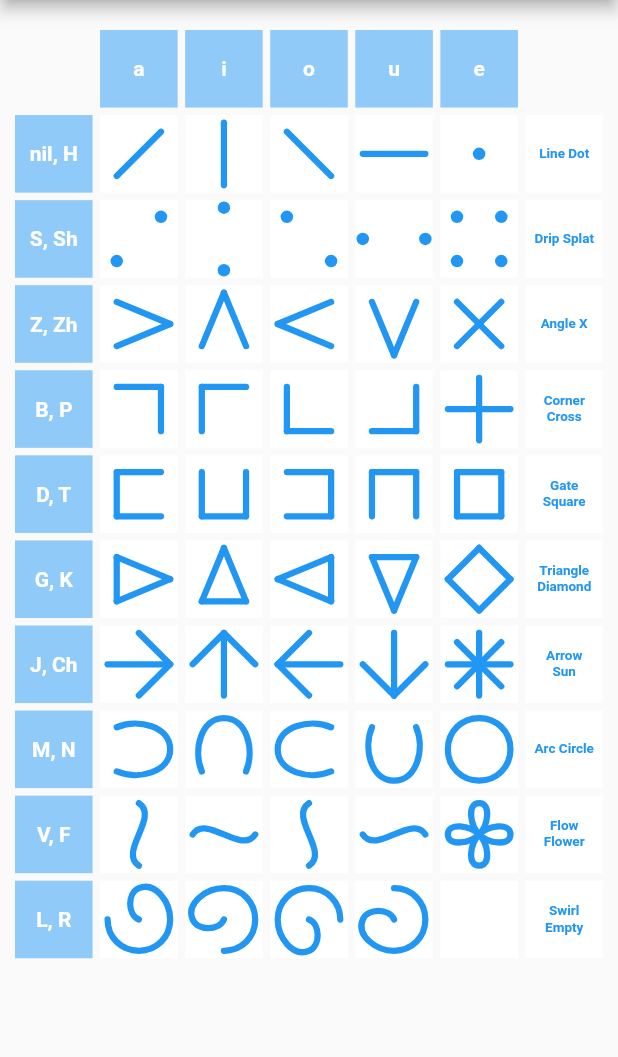
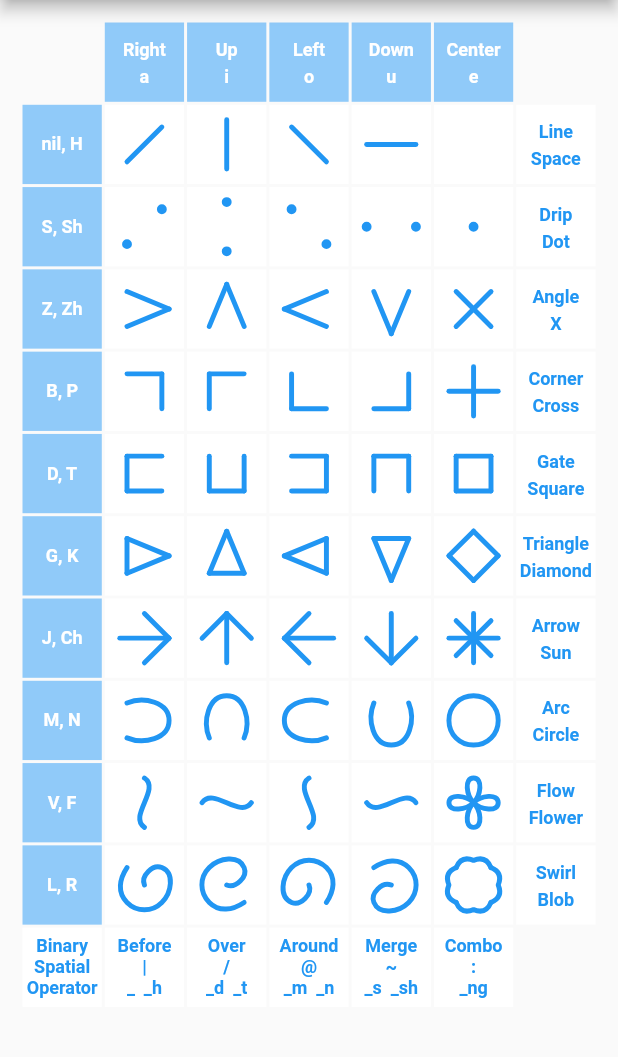
Before and after one commit to bguan/grafon, a Flutter app: the screen it shows after launch, on a phone screen of 412 x 824 dp, the part 84-1141 px from its top. Run offline on Flutter 3.47's test engine with Material 2 defaults, Android fonts, the phone set to English and light mode, and no system bars; our stand-ins replace tuple.

Commit message:
simplified code

```diff
--- a/lib/atom_infra.dart
+++ b/lib/atom_infra.dart
@@ -61,7 +61,7 @@ extension AnchorExtension on Anchor {
 }
 
 /// A Gra Atom has 5 orientations: Facing Right, Up, Left, Down or Center
-enum Face { RIGHT, UP, LEFT, DOWN, CENTER }
+enum Face { Right, Up, Left, Down, Center }
 
 /// Map a Face to a Vowel
 extension FaceExtension on Face {
@@ -69,13 +69,13 @@ extension FaceExtension on Face {
 
   Vowel get vowel {
     switch (this) {
-      case Face.RIGHT:
+      case Face.Right:
         return Vowel.A;
-      case Face.UP:
+      case Face.Up:
         return Vowel.I;
-      case Face.LEFT:
+      case Face.Left:
         return Vowel.O;
-      case Face.DOWN:
+      case Face.Down:
         return Vowel.U;
       default:
         return Vowel.E;
@@ -90,15 +90,15 @@ extension VowelExtension on Vowel {
   Face get face {
     switch (this) {
       case Vowel.A:
-        return Face.RIGHT;
+        return Face.Right;
       case Vowel.I:
-        return Face.UP;
+        return Face.Up;
       case Vowel.O:
-        return Face.LEFT;
+        return Face.Left;
       case Vowel.U:
-        return Face.DOWN;
+        return Face.Down;
       default:
-        return Face.CENTER;
+        return Face.Center;
     }
   }
 }
@@ -181,7 +181,7 @@ abstract class Gra {
 
 /// MonoGra looks the same when rotated 90' i.e. only 1 variation hence Mono
 class MonoGra extends Gra {
-  final face = Face.CENTER;
+  final face = Face.Center;
 
   const MonoGra(List<PolyPath> paths, ConsPair cons) : super(paths, cons);
 }
@@ -312,10 +312,10 @@ abstract class QuadGras {
   QuadGras(this.consPair,
       {List<PolyPath> r, List<PolyPath> u, List<PolyPath> l, List<PolyPath> d})
       : face2gra = Map.unmodifiable({
-          Face.RIGHT: QuadGra(r, Face.RIGHT, consPair),
-          Face.UP: QuadGra(u, Face.UP, consPair),
-          Face.LEFT: QuadGra(l, Face.LEFT, consPair),
-          Face.DOWN: QuadGra(d, Face.DOWN, consPair)
+          Face.Right: QuadGra(r, Face.Right, consPair),
+          Face.Up: QuadGra(u, Face.Up, consPair),
+          Face.Left: QuadGra(l, Face.Left, consPair),
+          Face.Down: QuadGra(d, Face.Down, consPair)
         });
 
   Gra operator [](Face f) => face2gra[f];
@@ -379,15 +379,15 @@ class FlipQuads extends QuadGras {
 
 /// In DoubleFlipRow:
 /// Right paths are flipped horizontally and vertically to make Left Path;
-/// Up paths are obtained by rotating Right paths by 90' and flipped vertically;
+/// Up paths are obtained by rotating Right paths by 90';
 /// Down paths are obtained by vertically and horizontally flipping Up paths.
 class DoubleFlipQuads extends QuadGras {
   DoubleFlipQuads(List<PolyPath> r, ConsPair cons)
       : super(cons, r: r, u: r2u(r), l: r2l(r), d: r2d(r));
 
-  static List<PolyPath> r2u(List<PolyPath> r) => turn(r);
+  static List<PolyPath> r2u(List<PolyPath> r) => hFlip(turn(r));
 
   static List<PolyPath> r2l(List<PolyPath> r) => vFlip(hFlip(r));
 
-  static List<PolyPath> r2d(List<PolyPath> r) => vFlip(r2u(r));
+  static List<PolyPath> r2d(List<PolyPath> r) => hFlip(vFlip(r2u(r)));
 }
--- a/lib/main.dart
+++ b/lib/main.dart
@@ -5,6 +5,7 @@ import 'package:grafon/atom_infra.dart';
 import 'package:grafon/graview.dart';
 
 import 'atom_table.dart';
+import 'operators.dart';
 import 'phonetics.dart';
 
 void main() {
@@ -35,43 +36,49 @@ class GrafonHome extends StatelessWidget {
     final scheme = Theme.of(ctx).colorScheme;
     final width = MediaQuery.of(ctx).size.width;
     final height = MediaQuery.of(ctx).size.height;
-    const vpad = 20.0;
-    const hpad = 10.0;
-    const space = 5.0;
-    const inset = 5.0;
+    const vpad = 15.0;
+    const hpad = 15.0;
+    const space = 2.0;
+    const inset = 10.0;
     final dim = min((width - 2 * hpad) / (GraTable.numCols + 2),
         0.8 * (height - 2 * vpad) / (GraTable.numRows + 1));
     final gridSize = Size(dim - 2 * inset - space, dim - 2 * inset - space);
 
-    final allGras = [
-      for (var chdr in [
+    final graTable = [
+      for (var header in [
         '',
-        ...Vowel.values.map((Vowel v) => v.shortName.toLowerCase()),
+        ...Vowel.values
+            .map((v) => '${v.face.shortName}\n${v.shortName.toLowerCase()}'),
         ''
       ])
-        chdr.length <= 0
+        header.length <= 0
             ? SizedBox()
             : Container(
-                padding: const EdgeInsets.all(inset),
                 child: Center(
                   child: Text(
-                    '$chdr',
+                    '$header',
+                    textAlign: TextAlign.center,
                     style: TextStyle(
                       fontWeight: FontWeight.bold,
+                      height: 1.5,
                       color: Colors.white,
+                      fontSize: 12,
                     ),
                   ),
                 ),
-                color: chdr.length <= 0 ? scheme.surface : scheme.background,
+                color: header.length <= 0 ? scheme.surface : scheme.background,
               ),
       for (var m in Mono.values) ...[
         Container(
-          padding: const EdgeInsets.all(inset),
           child: Center(
             child: Text(
-              '${m.gra.consPair.base.shortString}, ${m.gra.consPair.head.shortString}',
-              style:
-                  TextStyle(fontWeight: FontWeight.bold, color: Colors.white),
+              '${m.gra.consPair.base.shortName}, ${m.gra.consPair.head.shortName}',
+              textAlign: TextAlign.center,
+              style: TextStyle(
+                fontWeight: FontWeight.bold,
+                color: Colors.white,
+                fontSize: 12,
+              ),
             ),
           ),
           color: scheme.background,
@@ -83,20 +90,44 @@ class GrafonHome extends StatelessWidget {
             color: scheme.surface,
           ),
         Container(
-          padding: const EdgeInsets.all(inset),
           child: Center(
             child: Text(
-              '${m.quadPeer.shortName} ${m.shortName}',
+              '${m.quadPeer.shortName}\n${m.shortName}',
               textAlign: TextAlign.center,
               style: TextStyle(
-                  fontWeight: FontWeight.bold,
-                  color: scheme.primary,
-                  fontSize: 9),
+                fontWeight: FontWeight.bold,
+                height: 1.5,
+                color: scheme.primary,
+                fontSize: 12,
+              ),
             ),
           ),
           color: scheme.surface,
         ),
       ],
+      for (var footer in [
+        'Binary Spatial Operator',
+        ...Binary.values.map((b) =>
+            '${b.shortName}\n${b.symbol}\n' +
+            '_${b.ending.base}${b.ending.tail.length > 0 ? '  _' + b.ending.tail : ''}'),
+      ])
+        footer.length <= 0
+            ? SizedBox()
+            : Container(
+                child: Center(
+                  child: Text(
+                    '$footer',
+                    textAlign: TextAlign.center,
+                    style: TextStyle(
+                      fontWeight: FontWeight.bold,
+                      height: 1.2,
+                      color: scheme.secondary,
+                      fontSize: 12,
+                    ),
+                  ),
+                ),
+                color: scheme.surface,
+              ),
     ];
 
     return Scaffold(
@@ -110,7 +141,7 @@ class GrafonHome extends StatelessWidget {
             crossAxisCount: GraTable.numCols + 2,
             crossAxisSpacing: space,
             mainAxisSpacing: space,
-            children: allGras,
+            children: graTable,
           ),
         ),
       ),
--- a/lib/phonetics.dart
+++ b/lib/phonetics.dart
@@ -69,7 +69,7 @@ extension ConsonantExtension on Consonant {
     }
   }
 
-  String get shortString => this.toString().split('.').last;
+  String get shortName => this.toString().split('.').last;
 }
 
 extension ConsPairExtension on ConsPair {
--- a/pubspec.yaml
+++ b/pubspec.yaml
@@ -27,6 +27,7 @@ dependencies:
   # The following adds the Cupertino Icons font to your application.
   # Use with the CupertinoIcons class for iOS style icons.
   cupertino_icons: ^1.0.2
+  tuple: ^2.0.0
 
 dev_dependencies:
   flutter_test:
```
Also changed, not shown: lib/atom_table.dart (+96 -57 lines), lib/operators.dart (renamed from lib/operator.dart, +76 -53 lines), assets/images/grtable.jpeg (added), 2 other files.
